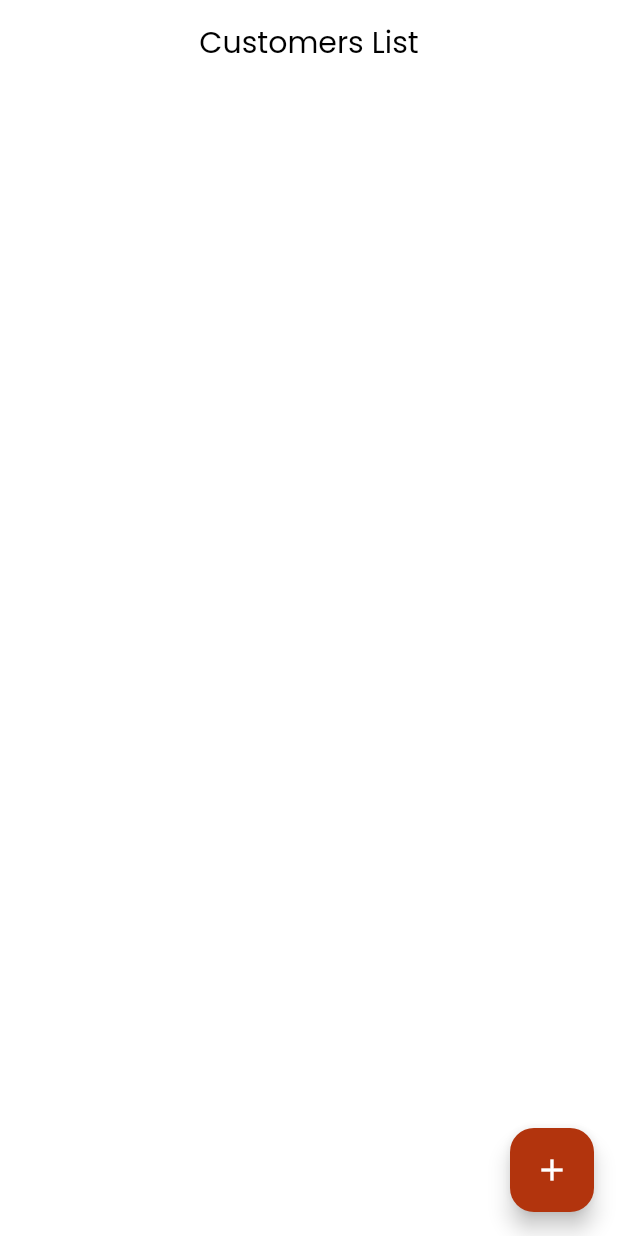
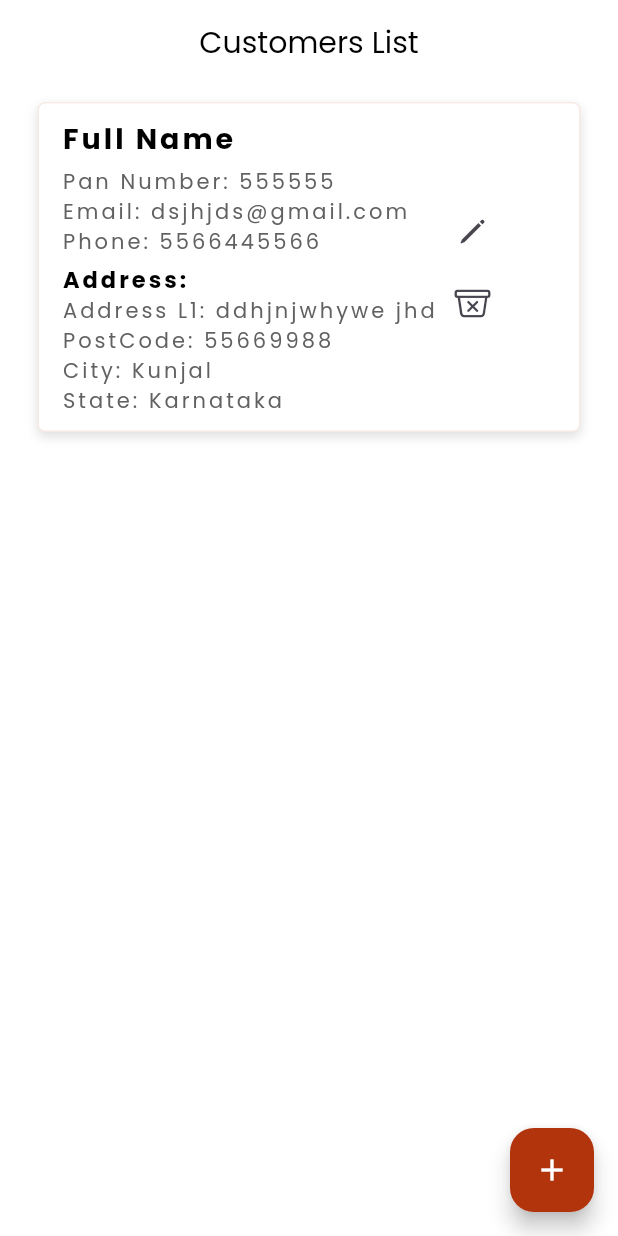
Before and after one commit to ShinasNajeerKoya/Pixel-6, a Flutter app: the screen it shows after launch, on a phone screen of 412 x 824 dp. Run offline on Flutter 3.47's test engine with Material 3 defaults, Android fonts, the phone set to English and light mode, and no system bars; our stand-ins replace awesome_notifications, bloc, dotted_border, equatable, google_fonts, image_picker and 1 more; missing offline and left inert: floating_snackbar; accounts and stored records are empty.

Commit message:
customer lists ui

```diff
--- a/lib/features/presentation/features/home/customer/customer_page.dart
+++ b/lib/features/presentation/features/home/customer/customer_page.dart
@@ -1,3 +1,4 @@
+import 'package:flutter/cupertino.dart';
 import 'package:flutter/material.dart';
 import 'package:pixel6_test/core/constants/colors.dart';
 import 'package:pixel6_test/features/presentation/features/home/customer/customer_listing/customer_listing_page.dart';
@@ -17,11 +18,14 @@ class _CustomerPageState extends State<CustomerPage> {
       backgroundColor: Colors.white,
       appBar: AppBar(
         backgroundColor: Colors.white,
-        title: CustomText(
+        title: const CustomText(
           title: "Customers List",
           fontSize: 20,
         ),
         centerTitle: true,
+      ),
+      body: ListView(
+        children: [MyCustomerTile()],
       ),
       floatingActionButton: FloatingActionButton(
         foregroundColor: Colors.white,
@@ -34,3 +38,105 @@ class _CustomerPageState extends State<CustomerPage> {
     );
   }
 }
+
+class MyCustomerTile extends StatelessWidget {
+  const MyCustomerTile({super.key});
+
+  @override
+  Widget build(BuildContext context) {
+    return Container(
+      padding: EdgeInsets.symmetric(horizontal: 15, vertical: 10),
+      margin: const EdgeInsets.symmetric(horizontal: 25, vertical: 12),
+      decoration: BoxDecoration(
+        color: Colors.white,
+        border: Border.all(width: 1, color: MyColors.mainRedColor.withOpacity(0.1)),
+        borderRadius: BorderRadius.circular(5),
+        boxShadow: [
+          BoxShadow(
+            color: Colors.black12,
+            offset: Offset(0, 3),
+            blurRadius: 5.0,
+          ),
+        ],
+      ),
+      child: Row(
+        children: [
+          Container(
+            width: 250,
+            child: Column(
+              crossAxisAlignment: CrossAxisAlignment.start,
+              children: [
+                CustomText(
+                  title: "Full Name",
+                  fontSize: 19,
+                  fontWeight: FontWeight.bold,
+                  letterSpacing: 2,
+                ),
+                SizedBox(
+                  height: 5,
+                ),
+                CustomText(
+                  title: "Pan Number: 555555",
+                  fontSize: 14,
+                  fontColor: Colors.grey.shade700,
+                  letterSpacing: 2,
+                ),
+                CustomText(
+                  title: "Email: dsjhjds@gmail.com",
+                  fontSize: 14,
+                  fontColor: Colors.grey.shade700,
+                  letterSpacing: 2,
+                ),
+                CustomText(
+                  title: "Phone: 5566445566",
+                  fontSize: 14,
+                  fontColor: Colors.grey.shade700,
+                  letterSpacing: 2,
+                ),
+                SizedBox(
+                  height: 5,
+                ),
+                CustomText(
+                  title: "Address:",
+                  fontSize: 15,
+                  fontWeight: FontWeight.bold,
+                  letterSpacing: 2,
+                ),
+                CustomText(
+                  title: "Address L1: ddhjnjwhywe jhd",
+                  fontSize: 14,
+                  fontColor: Colors.grey.shade700,
+                  letterSpacing: 2,
+                ),
+                CustomText(
+                  title: "PostCode: 55669988",
+                  fontSize: 14,
+                  fontColor: Colors.grey.shade700,
+                  letterSpacing: 2,
+                ),
+                CustomText(
+                  title: "City: Kunjal",
+                  fontSize: 14,
+                  fontColor: Colors.grey.shade700,
+                  letterSpacing: 2,
+                ),
+                CustomText(
+                  title: "State: Karnataka",
+                  fontSize: 14,
+                  fontColor: Colors.grey.shade700,
+                  letterSpacing: 2,
+                ),
+              ],
+            ),
+          ),
+          Column(
+            children: [
+              IconButton(onPressed: () {}, icon: Icon(CupertinoIcons.pencil)),
+              IconButton(onPressed: () {}, icon: Icon(CupertinoIcons.bin_xmark)),
+            ],
+          )
+        ],
+      ),
+    );
+  }
+}
--- a/lib/features/presentation/widgets/custom_text.dart
+++ b/lib/features/presentation/widgets/custom_text.dart
@@ -5,6 +5,7 @@ class CustomText extends StatelessWidget {
   final FontWeight? fontWeight;
   final String title;
   final Color? fontColor;
+  final double? letterSpacing;
 
   const CustomText({
     super.key,
@@ -12,6 +13,7 @@ class CustomText extends StatelessWidget {
     this.fontWeight,
     this.fontSize,
     this.fontColor,
+    this.letterSpacing,
   });
 
   @override
@@ -19,6 +21,7 @@ class CustomText extends StatelessWidget {
     return Text(
       title,
       style: TextStyle(
+          letterSpacing: letterSpacing,
           color: fontColor ?? Colors.black,
           fontSize: fontSize ?? 13,
           fontWeight: fontWeight ?? FontWeight.normal),
--- a/pubspec.yaml
+++ b/pubspec.yaml
@@ -45,6 +45,9 @@ dependencies:
   url_launcher: ^6.3.0
   floating_snackbar: ^1.0.5
   awesome_notifications: ^0.9.3+1
+  flutter_bloc: ^8.1.6
+  uuid: ^4.4.2
+  equatable: ^2.0.5
 
 dev_dependencies:
   flutter_test:
```
Also changed, not shown: lib/features/presentation/features/home/customer/customer_blocs/customer_bloc.dart (+14 -9 lines), lib/features/presentation/features/home/customer/customer_blocs/customer_event.dart (+58 -2 lines), lib/features/presentation/features/home/customer/customer_blocs/customer_state.dart (+26 -3 lines), pubspec.lock.
